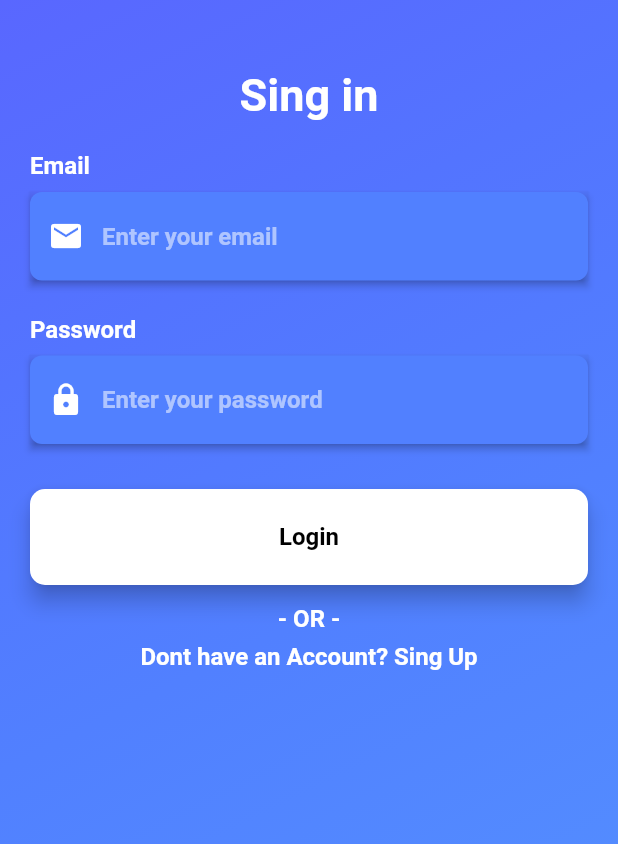
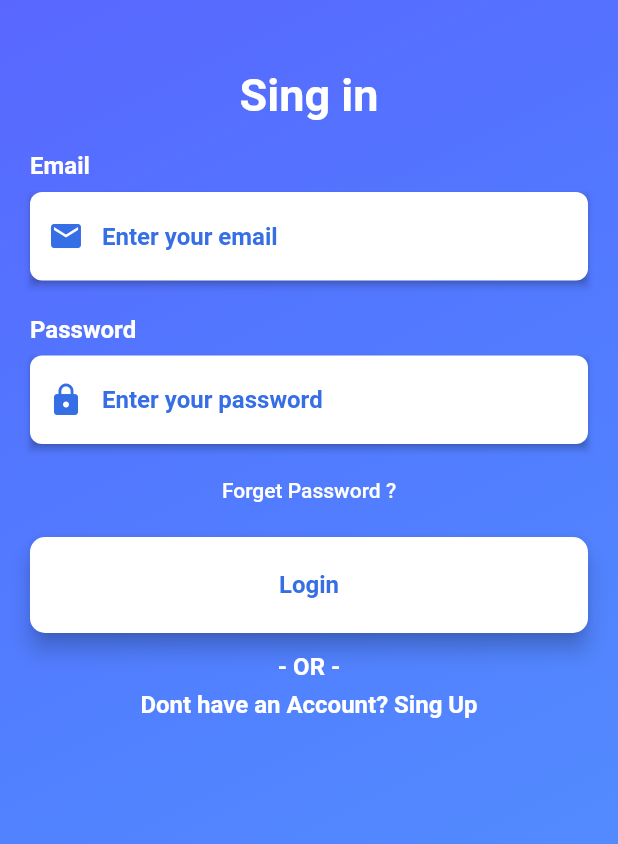
Before and after one commit to TahaCansizoglu/TaskManager, a Flutter app: the screen it shows after launch, on a phone screen of 412 x 824 dp. Shown: the top 844 px of the screen. Run offline on Flutter 3.47's test engine with Material 2 defaults, Android fonts, the phone set to English and light mode, and no system bars; our stand-ins replace cloud_firestore, firebase_auth, firebase_core, google_fonts, sqflite; missing offline and left inert: flutter_colorful_tab; accounts and stored records are empty; Roboto replaces fonts that are missing (PT-Sans, PTSans).

Commit message:
Forgot Password Button Added

```diff
--- a/lib/view/authentication/signin/signin.dart
+++ b/lib/view/authentication/signin/signin.dart
@@ -73,7 +73,8 @@ class _SignInScreenState extends State<SignInScreen> {
                   _buildTextField(
                       hintText: 'Enter your email',
                       obscureText: false,
-                      prefixedIcon: const Icon(Icons.mail, color: Colors.white),
+                      prefixedIcon:
+                          const Icon(Icons.mail, color: Color(0xFF366EE6)),
                       cont: emailController),
                   const SizedBox(
                     height: 30,
@@ -96,13 +97,20 @@ class _SignInScreenState extends State<SignInScreen> {
                   _buildTextField(
                       hintText: 'Enter your password',
                       obscureText: true,
-                      prefixedIcon: const Icon(Icons.lock, color: Colors.white),
+                      prefixedIcon:
+                          const Icon(Icons.lock, color: Color(0xFF366EE6)),
                       cont: passwordController),
                   const SizedBox(
-                    height: 15,
+                    height: 7,
                   ),
+                  TextButton(
+                      onPressed: () {},
+                      child: Text(
+                        "Forget Password ?",
+                        style: TextStyle(color: Colors.white),
+                      )),
                   const SizedBox(
-                    height: 15,
+                    height: 7,
                   ),
                   _buildLoginButton(),
                   const SizedBox(
@@ -139,10 +147,10 @@ class _SignInScreenState extends State<SignInScreen> {
       elevation: 2,
       child: TextField(
         controller: cont,
-        cursorColor: Colors.white,
+        cursorColor: Color(0xFF366EE6),
         cursorWidth: 2,
         obscureText: obscureText,
-        style: const TextStyle(color: Colors.white),
+        style: const TextStyle(color: Color(0xFF366EE6)),
         decoration: InputDecoration(
           border: OutlineInputBorder(
             borderRadius: BorderRadius.circular(8),
@@ -152,11 +160,11 @@ class _SignInScreenState extends State<SignInScreen> {
             ),
           ),
           filled: true,
-          fillColor: Color(0xFF5180ff),
+          fillColor: Color(0xFFFFFFFF),
           prefixIcon: prefixedIcon,
           hintText: hintText,
           hintStyle: const TextStyle(
-            color: Colors.white54,
+            color: Color(0xFF366EE6),
             fontWeight: FontWeight.bold,
             fontFamily: 'PTSans',
           ),
@@ -189,7 +197,7 @@ class _SignInScreenState extends State<SignInScreen> {
             fontFamily: 'PT-Sans',
             fontSize: 16,
             fontWeight: FontWeight.bold,
-            color: Colors.black,
+            color: Color(0xFF366EE6),
           ),
         ),
         onPressed: () async {
```
